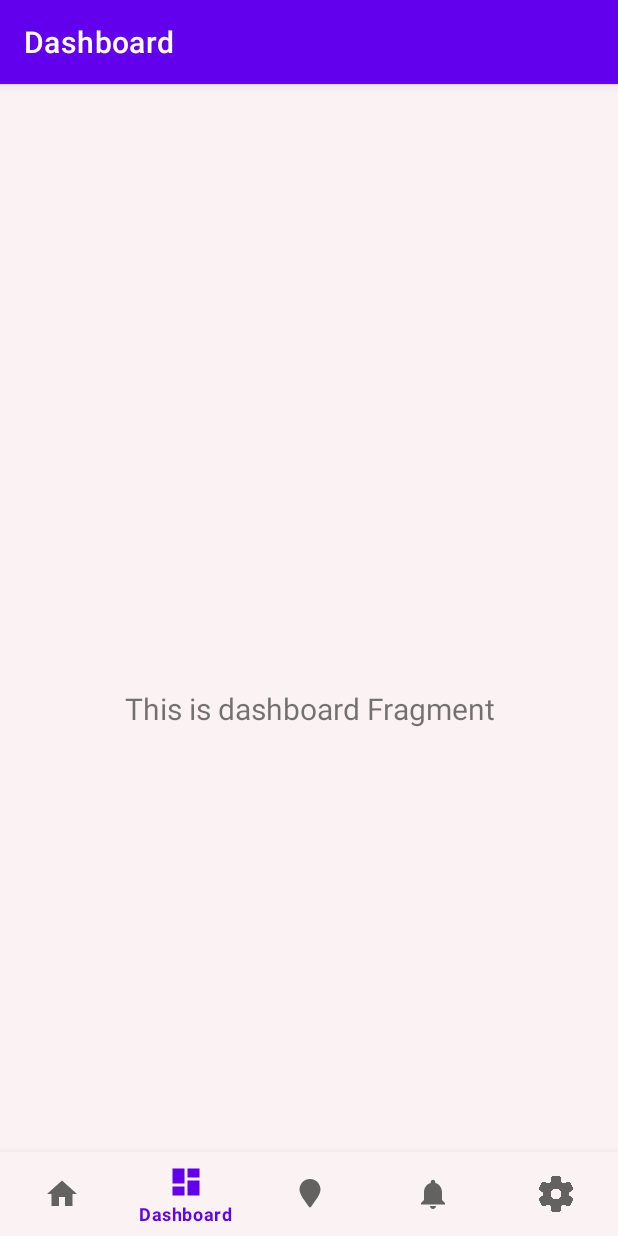
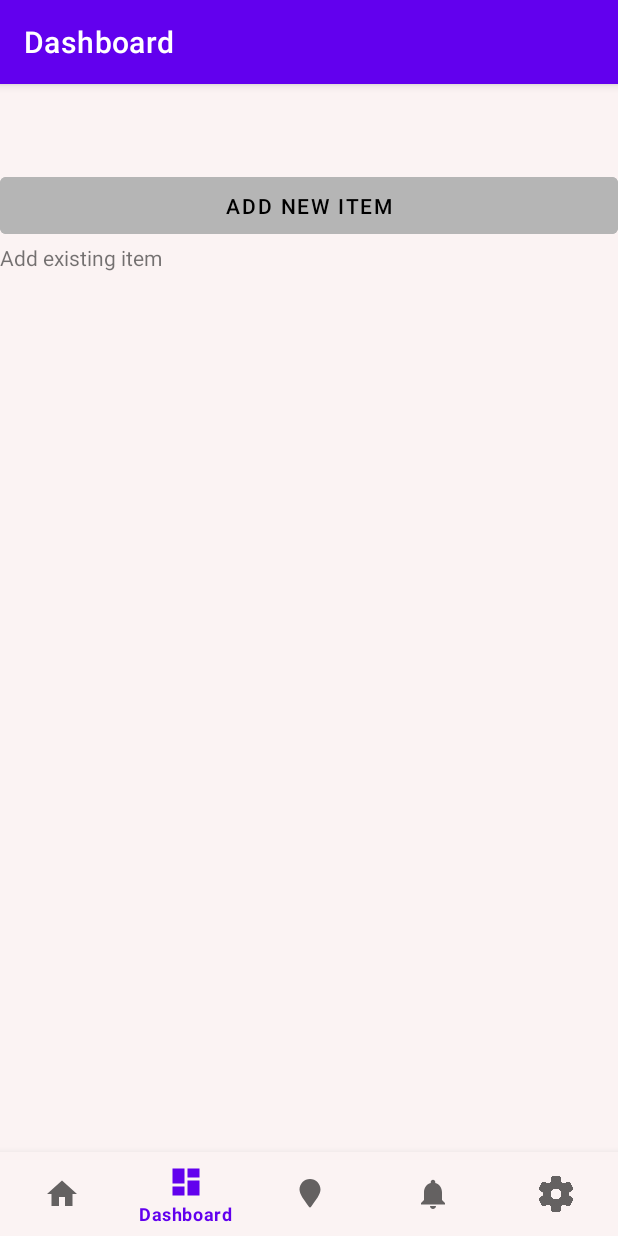
Before and after one commit to neko88/NutriPath, an Android app: the screen it shows after launch (MainActivity), item 2 of the bottom bar chosen, on a phone screen of 412 x 824 dp. Run offline under Robolectric (Android 15) with nearby library versions, the phone set to English and light mode, and no system bars; our stand-ins replace Room's generated code, navigation-ui; libraries missing offline, so code that uses them is left out: com.github.mikephil.charting; 6 statements that could not run were skipped.

Commit message:
dashboard fragment stuff

```diff
--- a/app/src/main/java/com/group35/nutripath/ui/dashboard/DashboardFragment.kt
+++ b/app/src/main/java/com/group35/nutripath/ui/dashboard/DashboardFragment.kt
@@ -4,11 +4,38 @@ import android.os.Bundle
 import android.view.LayoutInflater
 import android.view.View
 import android.view.ViewGroup
+import android.widget.Button
+import android.widget.ListView
 import android.widget.TextView
 import androidx.fragment.app.Fragment
+import androidx.fragment.app.activityViewModels
 import androidx.lifecycle.ViewModelProvider
+import androidx.lifecycle.lifecycleScope
 import com.group35.nutripath.databinding.FragmentDashboardBinding
+import com.group35.nutripath.ui.database.Consumption
+import com.group35.nutripath.ui.database.ConsumptionDao
+import com.group35.nutripath.ui.database.ConsumptionDatabase
+import com.group35.nutripath.ui.database.ConsumptionListAdapter
+import com.group35.nutripath.ui.database.ConsumptionRepository
+import com.group35.nutripath.ui.database.ConsumptionViewModel
+import com.group35.nutripath.ui.database.ConsumptionViewModelFactory
+import com.group35.nutripath.ui.database.FoodItem
+import com.group35.nutripath.ui.database.FoodItemDao
+import com.group35.nutripath.ui.database.FoodItemDatabase
+import com.group35.nutripath.ui.database.FoodItemListAdapter
+import com.group35.nutripath.ui.database.FoodItemRepository
+import com.group35.nutripath.ui.database.FoodItemViewModel
+import com.group35.nutripath.ui.database.FoodItemViewModelFactory
+import kotlinx.coroutines.launch
 
+/*
+ * Nov 23, 2024 - Modified by Cameron Yee-Ping
+ *
+ * TODO: add auto-complete functionality (if time permits)
+ * This module contains functionality for adding new food items to the database
+ * Allows the user to choose a food item that already exists in the db to add OR to create a new
+ * food item to the database
+ */
 class DashboardFragment : Fragment() {
 
     private var _binding: FragmentDashboardBinding? = null
@@ -16,6 +43,27 @@ class DashboardFragment : Fragment() {
     // This property is only valid between onCreateView and
     // onDestroyView.
     private val binding get() = _binding!!
+
+    private lateinit var addFoodButton: Button
+    private lateinit var foodListView: ListView
+
+    private lateinit var foodDB: FoodItemDatabase
+    private lateinit var foodDao: FoodItemDao
+    private lateinit var foodRepository: FoodItemRepository
+    private lateinit var foodListAdapter: FoodItemListAdapter
+    private lateinit var foodArrayList: ArrayList<FoodItem>
+
+    private lateinit var foodViewModelFactory: FoodItemViewModelFactory
+    private val foodViewModel: FoodItemViewModel by activityViewModels() { foodViewModelFactory }
+
+    private lateinit var consumptionDB: ConsumptionDatabase
+    private lateinit var consumptionDao: ConsumptionDao
+    private lateinit var consumptionRepository: ConsumptionRepository
+
+    private lateinit var consumptionViewModelFactory: ConsumptionViewModelFactory
+    private val consumptionViewModel: ConsumptionViewModel by activityViewModels() { consumptionViewModelFactory }
+
+
 
     override fun onCreateView(
         inflater: LayoutInflater,
@@ -28,10 +76,36 @@ class DashboardFragment : Fragment() {
         _binding = FragmentDashboardBinding.inflate(inflater, container, false)
         val root: View = binding.root
 
-        val textView: TextView = binding.textDashboard
-        dashboardViewModel.text.observe(viewLifecycleOwner) {
-            textView.text = it
+        initialize()
+
+        foodViewModel.allFoodItemLiveData.observe(viewLifecycleOwner){ it ->
+            foodListAdapter.replace(it)
+            foodListAdapter.notifyDataSetChanged()
         }
+        foodListView.setOnItemClickListener{ _, _, pos, _ ->
+            val selected = foodListAdapter.getItem(pos) as FoodItem
+
+            // create consumption instance with given food item
+            val cons = Consumption()
+            cons.foodId = selected.id
+            cons.date = System.currentTimeMillis()
+
+        }
+        addFoodButton.setOnClickListener {
+            // TODO: replace with actual add item code
+            val food = FoodItem()
+            food.name = "Chicken"
+            food.cals = 15.0
+            food.fats = 1.0
+            food.price = 14.99
+            food.sugars = 1.0
+            lifecycleScope.launch {
+                foodViewModel.insert(food)
+            }
+            //foodViewModel.deleteAll()
+        }
+
+
         return root
     }
 
@@ -39,4 +113,30 @@ class DashboardFragment : Fragment() {
         super.onDestroyView()
         _binding = null
     }
+    private fun initFoodDB(){
+        foodDB = FoodItemDatabase.getInstance(requireActivity())
+        foodDao = foodDB.foodItemDao
+        foodRepository = FoodItemRepository(foodDao)
+        foodViewModelFactory = FoodItemViewModelFactory(foodRepository)
+    }
+    private fun initConsumptionDB(){
+        consumptionDB = ConsumptionDatabase.getInstance(requireActivity())
+        consumptionDao = consumptionDB.consumptionDao
+        consumptionRepository = ConsumptionRepository(consumptionDao)
+        consumptionViewModelFactory = ConsumptionViewModelFactory(consumptionRepository)
+    }
+    private fun initialize(){
+        // initialize all variables (used when view is created)
+        addFoodButton = binding.dashboardAddItemButton
+        foodListView = binding.dashboardFoodItemList
+
+        foodArrayList = ArrayList()
+        foodListAdapter = FoodItemListAdapter(requireContext(), foodArrayList)
+        foodListView.adapter = foodListAdapter
+
+        initFoodDB()
+        initConsumptionDB()
+
+    }
+
 }
--- a/app/src/main/java/com/group35/nutripath/ui/database/FoodItemViewModel.kt
+++ b/app/src/main/java/com/group35/nutripath/ui/database/FoodItemViewModel.kt
@@ -24,7 +24,7 @@ class FoodItemViewModel(private val repository: FoodItemRepository) : ViewModel(
         }
     }
 
-    fun deleteAll(id: Long){
+    fun deleteAll(){
         viewModelScope.launch {
             repository.deleteAll()
         }
--- a/app/src/main/res/layout/fragment_dashboard.xml
+++ b/app/src/main/res/layout/fragment_dashboard.xml
@@ -1,22 +1,28 @@
 <?xml version="1.0" encoding="utf-8"?>
-<androidx.constraintlayout.widget.ConstraintLayout xmlns:android="http://schemas.android.com/apk/res/android"
+<RelativeLayout xmlns:android="http://schemas.android.com/apk/res/android"
     xmlns:app="http://schemas.android.com/apk/res-auto"
     xmlns:tools="http://schemas.android.com/tools"
     android:layout_width="match_parent"
     android:layout_height="match_parent"
     tools:context=".ui.dashboard.DashboardFragment">
-
+    <Button
+        android:id="@+id/dashboard_add_item_button"
+        android:layout_width="match_parent"
+        android:layout_height="50dp"
+        android:text="add new item"
+        android:textColor="@color/black"
+        style="@style/Widget.MaterialComponents.Button.UnelevatedButton"
+        android:backgroundTint="@color/button_grey"/>
     <TextView
-        android:id="@+id/text_dashboard"
+        android:id="@+id/dashboard_add_existing_text"
         android:layout_width="match_parent"
         android:layout_height="wrap_content"
-        android:layout_marginStart="8dp"
-        android:layout_marginTop="8dp"
-        android:layout_marginEnd="8dp"
-        android:textAlignment="center"
-        android:textSize="20sp"
-        app:layout_constraintBottom_toBottomOf="parent"
-        app:layout_constraintEnd_toEndOf="parent"
-        app:layout_constraintStart_toStartOf="parent"
-        app:layout_constraintTop_toTopOf="parent" />
-</androidx.constraintlayout.widget.ConstraintLayout>
+        android:text="Add existing item"
+        android:layout_below="@id/dashboard_add_item_button"/>
+
+    <ListView
+        android:id="@+id/dashboard_food_item_list"
+        android:layout_width="match_parent"
+        android:layout_height="match_parent"
+        android:layout_below="@+id/dashboard_add_existing_text"/>
+</RelativeLayout>
--- a/app/src/main/res/values/colors.xml
+++ b/app/src/main/res/values/colors.xml
@@ -8,4 +8,5 @@
     <color name="black">#FF000000</color>
     <color name="white">#FFFFFFFF</color>
     <color name="app_color">#fbf3f3</color>
+    <color name="button_grey">#b5b5b5</color>
 </resources>
```
Also changed, not shown: app/src/main/java/com/group35/nutripath/ui/database/Consumption.kt (+3 -10 lines), app/src/main/java/com/group35/nutripath/ui/database/FoodItem.kt (+8 -8 lines), app/src/main/java/com/group35/nutripath/ui/database/FoodItemListAdapter.kt (+6 -3 lines), app/src/main/res/layout/layout_food_adapter.xml (+4 -4 lines).
